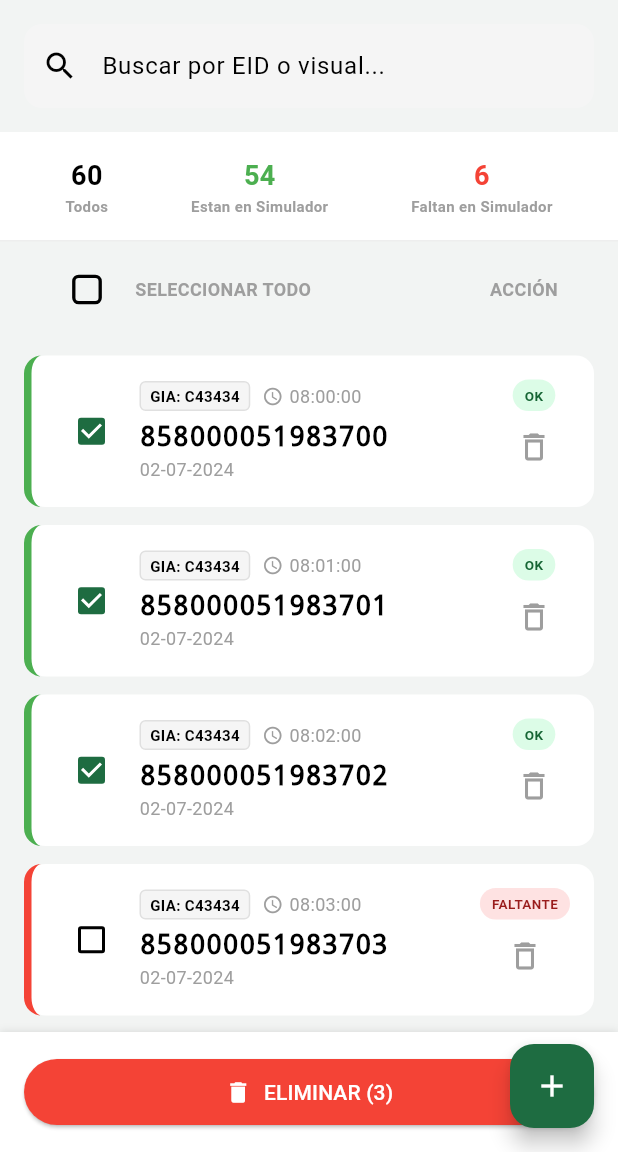
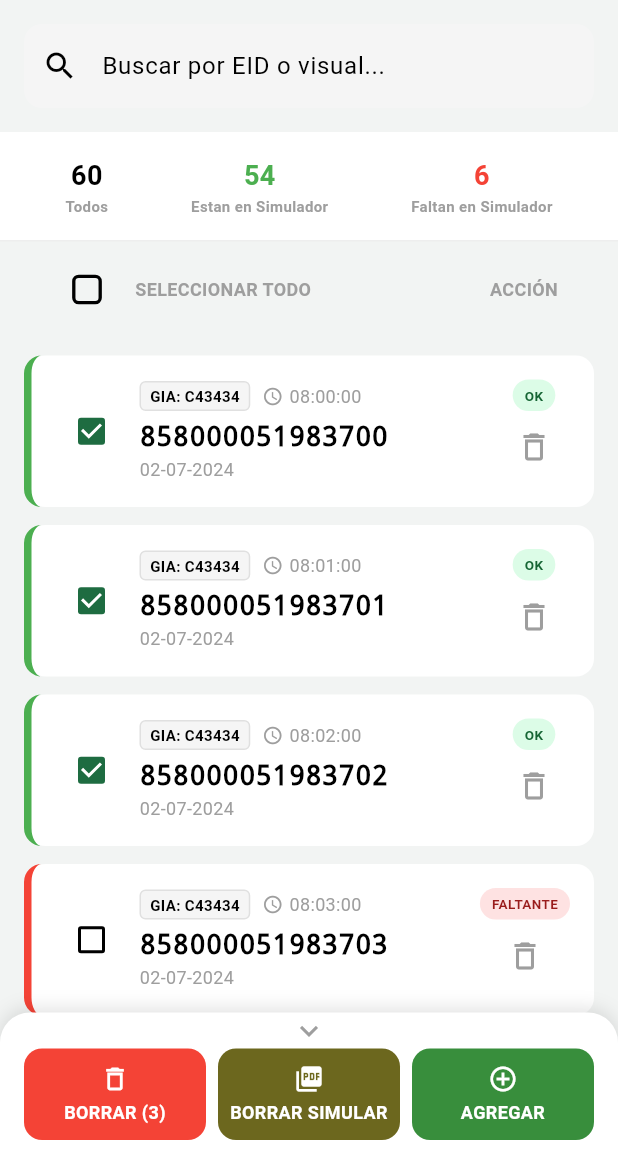
Before and after one commit to AryGimenez/FormatearCaravana, a Flutter app: the screen it shows after launch, on a phone screen of 412 x 824 dp, the part 84-1236 px from its top. Run offline on Flutter 3.47's test engine with Material 3 defaults, Android fonts, the light colour scheme and no system bars; our stand-ins replace csv, file_picker, share_plus; missing offline and left inert: syncfusion_flutter_pdf.

Commit message:
bueno ya agrege la parte visual de los botones flata agregar la logica para que funcionen

```diff
--- a/fonten_flutter/lib/core/theme/app_colors.dart
+++ /dev/null
@@ -1,36 +0,0 @@
-// fonten_flutter/lib/core/theme/app_colors.dart
-
-/// Clase que define la paleta de colores centralizada para toda la aplicación.
-/// Todos los colores son constantes y estáticos para acceso global.
-/// Los colores se definen usando valores hexadecimales con el formato 0xFF seguido del código de color.
-library;
-
-import 'package:flutter/material.dart';
-
-class AppColors {
-  /// Colores primarios de la aplicación
-  /// Se usan principalmente para elementos destacados, botones y barras
-  /// primary: Azul principal usado en elementos interactivos y de énfasis
-  static const Color primary = Color(0xFF986d35);
-
-  /// secondary: Variante más oscura del color primario
-  static const Color secondary = Color(0xFF00a2d3);
-
-  /// Colores de fondo para diferentes capas y superficies
-  /// background: Color de fondo principal, blanco puro para máximo contraste
-  static const Color background = Colors.white; // Blanco puro
-  /// surfaceColor: Color para elementos elevados o tarjetas
-  static const Color surfaceColor = Color(0xFFF5F5F5); // Gris muy claro
-
-  /// Colores para texto y tipografía
-  /// textPrimary: Color principal para texto, casi negro para mejor legibilidad
-  static const Color textPrimary = Color(0xFF212121); // Gris muy oscuro
-  /// textSecondary: Color para texto menos importante o secundario
-  static const Color textSecondary = Color(0xFF757575); // Gris medio
-
-  /// Colores para estados y feedback
-  /// error: Color rojo usado para errores y alertas críticas
-  static const Color error = Color(0xFFD32F2F); // Material Red 700
-  /// success: Color verde usado para confirmaciones y éxito
-  static const Color success = Color(0xFF388E3C); // Material Green 700
-}
--- a/fonten_flutter/lib/core/theme/app_text_styles.dart
+++ /dev/null
@@ -1,51 +0,0 @@
-// lib/core/theme/apptextstyles.dart
-
-/// Clase que define los estilos de texto estandarizados para toda la aplicación.
-/// Proporciona un conjunto coherente de estilos tipográficos reutilizables.
-/// Todos los estilos son constantes y estáticos para garantizar consistencia.
-library;
-
-import 'package:flutter/material.dart';
-import 'app_colors.dart';
-
-class AppTextStyles {
-  /// Estilo para títulos principales (H1)
-  /// Usado en encabezados de pantalla y títulos importantes
-  /// Propiedades:
-  /// - Tamaño: 24px
-  /// - Peso: Bold
-  /// - Color: Color de texto principal definido en AppColors
-  static const TextStyle headline1 = TextStyle(
-    fontSize: 24,
-    fontWeight: FontWeight.bold,
-    color: AppColors.textPrimary,
-  );
-
-  /// Estilo para texto regular del cuerpo
-  /// Usado en párrafos y contenido principal
-  /// Propiedades:
-  /// - Tamaño: 16px
-  /// - Color: Color de texto principal definido en AppColors
-  static const TextStyle bodyText1 = TextStyle(
-    fontSize: 16,
-    color: AppColors.textPrimary,
-  );
-
-  /// Estilo específico para texto en botones
-  /// Usado en ElevatedButtons y TextButtons
-  /// Propiedades:
-  /// - Tamaño: 16px
-  /// - Peso: Medium (500)
-  /// - Color: Blanco para contraste en botones con fondo de color
-  static const TextStyle buttonText = TextStyle(
-    fontSize: 16,
-    fontWeight: FontWeight.w500,
-    color: Colors.white,
-  );
-
-  // Para añadir un nuevo estilo de texto:
-  // 1. Definir una nueva constante con TextStyle
-  // 2. Documentar su uso previsto
-  // 3. Especificar sus propiedades clave
-  // 4. Mantener la consistencia con los estilos existentes
-}
--- a/fonten_flutter/lib/core/theme/app_theme.dart
+++ b/fonten_flutter/lib/core/theme/app_theme.dart
@@ -3,6 +3,7 @@ import 'package:flutter/material.dart';
 class AppTheme {
   // Colores del diseño original (SNIG Connect)
   static const Color primary = Color(0xFF1e6c41);
+  static const Color secondary = Color.fromARGB(255, 108, 103, 30);
   static const Color primaryDark = Color(0xFF165a35);
   static const Color background = Color(0xFFf2f4f3);
   static const Color surface = Color(0xFFFFFFFF);
--- a/fonten_flutter/lib/screens/snig/snig_handler.dart
+++ b/fonten_flutter/lib/screens/snig/snig_handler.dart
@@ -32,6 +32,19 @@ class SnigHandler extends ChangeNotifier {
     _filteredCaravanas = List.from(_apiService
         .getListCaravanas); // Inicializar la lista filtrada con los datos del servicio
   }
+
+  /// Se encarga de indicar si se muestran las acciones de la barra inferior.
+  bool _showBottomActions = true;
+
+  /// Getters de showBottomActions
+  bool get showBottomActions => _showBottomActions;
+
+  /// Setters de showBottomActions
+  void toggleBottomActions() {
+    _showBottomActions = !_showBottomActions;
+    notifyListeners();
+  }
+
 
   /// Getters Caravanas Filtradas
   List<CaravanaModel> get caravanasFiltradas => _filteredCaravanas;
@@ -175,4 +188,7 @@ class SnigHandler extends ChangeNotifier {
     }
     notifyListeners();
   }
+
+
+
 }
--- a/fonten_flutter/lib/screens/snig/snig_screen.dart
+++ b/fonten_flutter/lib/screens/snig/snig_screen.dart
@@ -120,18 +120,21 @@ class _SnigScreenState extends State<SnigScreen> {
                     ),
             ),
 
-          // Botones eliminar Caravanas Seleccionadas (Solo aparecen si hay seleccionados)
-          if (handler.totalCaravanasSeleccionadas > 0)
-            _buildDeleteCaravanasButtons(handler),
+          // // Botones eliminar Caravanas Seleccionadas (Solo aparecen si hay seleccionados)
+          // if (handler.totalCaravanasSeleccionadas > 0)
+          //   _buildDeleteCaravanasButtons(handler),
         ],
       ),
 
-      // 4. BOTÓN FLOTANTE - AGREGAR NUEVA CARAVANA <!> Tengo que arreglarlo y implementar el mentodo cuando termine la interfas
-      floatingActionButton: FloatingActionButton(
-        backgroundColor: AppTheme.primary,
-        child: const Icon(Icons.add, color: Colors.white),
-        onPressed: () {},
-      ),
+      // // 4. BOTÓN FLOTANTE - AGREGAR NUEVA CARAVANA <!> Tengo que arreglarlo y implementar el mentodo cuando termine la interfas
+      // floatingActionButton: FloatingActionButton(
+      //   backgroundColor: AppTheme.primary,
+      //   child: const Icon(Icons.add, color: Colors.white),
+      //   onPressed: () {},
+      // ),
+
+      // Barra de acciones
+      bottomNavigationBar: _buildTripleActionBar(handler),
     );
   }
 
@@ -169,30 +172,6 @@ class _SnigScreenState extends State<SnigScreen> {
     );
   }
 
-  Widget _buildDeleteCaravanasButtons(SnigHandler handler) {
-    return Container(
-      padding: const EdgeInsets.all(16),
-      decoration: const BoxDecoration(
-          color: Colors.white,
-          boxShadow: [BoxShadow(color: Colors.black12, blurRadius: 4)]),
-      child: Row(
-        children: [
-          Expanded(
-            //<!> Boton elminiar lo seleccionado arreglar
-            child: ElevatedButton.icon(
-              onPressed: () => handler.eliminarSeleccionadas(),
-              icon: const Icon(Icons.delete, color: Colors.white),
-              label: Text("ELIMINAR (${handler.totalCaravanasSeleccionadas})",
-                  style: const TextStyle(color: Colors.white)),
-              style: ElevatedButton.styleFrom(
-                  backgroundColor: Colors.red,
-                  padding: const EdgeInsets.symmetric(vertical: 12)),
-            ),
-          ),
-        ],
-      ),
-    );
-  }
 
   Widget _buildSelectAllHeader(SnigHandler handler) {
     // Ajustamos el padding para alinear con el contenido de las tarjetas
@@ -200,7 +179,11 @@ class _SnigScreenState extends State<SnigScreen> {
     // Pero visualmente 32-36 suele quedar bien.
     return Padding(
       padding:
-          const EdgeInsets.only(left: 34.0, right: 32.0, top: 8.0, bottom: 4.0),
+          const EdgeInsets.only(
+            left: 34.0,
+            right: 32.0,
+            top: 8.0,
+            bottom: 4.0),
       child: Row(
         children: [
           // Checkbox alineado con el de los items
@@ -241,4 +224,143 @@ class _SnigScreenState extends State<SnigScreen> {
       ),
     );
   }
+
+  /// Construye la barra de acciones principal ubicada en la parte inferior de la pantalla.
+  ///
+  /// Esta barra centraliza las tres operaciones críticas del flujo de trabajo en el tubo:
+  /// 1. **Eliminar**: Acción destructiva para remover caravanas seleccionadas (contextual).
+  /// 2. **Simular**: Acción de comparación contra archivos externos (PDF/TXT).
+  /// 3. **Agregar**: Acción manual para registrar nuevos animales.
+  ///
+  /// El diseño es colapsable mediante [handler.showBottomActions], permitiendo al
+  /// operario maximizar el área de visualización de la lista cuando sea necesario.
+  Widget _buildTripleActionBar(SnigHandler handler) {
+    // 1. Obtenemos cuánto mide la barra del sistema (en Web es 0, en móvil varía)
+    final double bottomPadding = MediaQuery.of(context).padding.bottom;
+
+    // 2. Calculamos las alturas sumando ese padding
+    final double expandedHeight = 93 + bottomPadding;
+    final double collapsedHeight = 40 + bottomPadding;
+
+    return AnimatedContainer(
+      duration: const Duration(milliseconds: 300), // Tiempo de la transición (suave para el usuario)
+      height: handler.showBottomActions ?
+        expandedHeight : // Si es true, la algura menu desplegado
+        collapsedHeight, // Si es false, menu colapsado
+      curve: Curves.easeInOut, // Curva de animación <!> Esto no lo entiendo
+      decoration: BoxDecoration(
+        color: Colors.white, // Fondo blanco para contraste con la lista
+        boxShadow: [ // Sombra sutil para dar efecto de elevación
+          BoxShadow(
+            color: Colors.black12, // Sombra sutil para dar efecto de elevación
+            blurRadius: 10, // Desenfoque de la sombra
+            offset: Offset(0, -2) // Desplazamiento de la sombra
+          )
+        ],
+        borderRadius: const BorderRadius.vertical(top: Radius.circular(20)), // Bordes redondeados
+      ),
+      child: Column(
+        mainAxisSize: MainAxisSize.min,
+        children: [
+            // 1. TIRADOR / BOTÓN PARA COLAPSAR
+          GestureDetector(
+            onTap: () => handler.toggleBottomActions(), // Cambia el estado de visibilidad
+            child: Container(
+              width: double.infinity, // Ancho completo
+              color: Colors.transparent, // Para que sea fácil de tocar
+              child: Icon(
+                handler.showBottomActions ?
+                  Icons.keyboard_arrow_down : // Flecha hacia abajo si está expandido
+                  Icons.keyboard_arrow_up, // Flecha hacia arriba si está colapsado
+                color: Colors.grey, // Color gris para el icono
+              ),
+            ),
+          ),
+
+        // 2. LOS 3 BOTONES (Solo visibles si está expandido)
+        if (handler.showBottomActions)
+          Padding(
+            padding: const EdgeInsets.fromLTRB(
+              16, // Padding izquierdo
+              0, // Padding superior
+              16, // Padding derecho
+              5 // Padding inferior
+              ),
+            child: Row(
+              children: [
+                // IZQUIERDA: ELIMINAR
+                _buildBottomButton(
+                  label: "BORRAR (${handler.totalCaravanasSeleccionadas})",
+                  icon: Icons.delete_outline,
+                  color: handler.totalCaravanasSeleccionadas > 0 ? Colors.red : Colors.grey[300]!,
+                  onTap: handler.totalCaravanasSeleccionadas > 0
+                      ? () => handler.eliminarSeleccionadas()
+                      : null,
+                ),
+                const SizedBox(width: 8),
+
+                // MEDIO: SIMULAR
+                _buildBottomButton(
+                  label: "BORRAR SIMULAR",
+                  icon: Icons.picture_as_pdf,
+                  color: AppTheme.secondary,
+                  onTap: null
+                ),
+                const SizedBox(width: 8),
+
+                // DERECHA: AGREGAR
+                _buildBottomButton(
+                  label: "AGREGAR",
+                  icon: Icons.add_circle_outline,
+                  color: Colors.green[700]!,
+                  onTap: null
+                ),
+              ],
+            ),
+          ),
+      ],
+    ),
+  );
 }
+
+
+// Widget auxiliar para los botones de la barra
+Widget _buildBottomButton({
+  required String label,
+  required IconData icon,
+  required Color color,
+  required VoidCallback? onTap,
+}) {
+  return Expanded(
+    child: InkWell(
+      onTap: onTap,
+      child: Container(
+        padding: const EdgeInsets.symmetric(vertical: 10),
+        decoration: BoxDecoration(
+          color: color,
+          borderRadius: BorderRadius.circular(12),
+        ),
+        child: Column(
+          mainAxisSize: MainAxisSize.min,
+          children: [
+            Icon(icon, color: Colors.white, size: 20),
+            const SizedBox(height: 4),
+            Text(
+              label,
+              textAlign: TextAlign.center,
+              style: const TextStyle(
+                color: Colors.white,
+                fontSize: 12,
+                fontWeight: FontWeight.bold),
+            ),
+          ],
+        ),
+      ),
+    ),
+  );
+}
+
+
+
+
+}
--- a/fonten_flutter/lib/services/pdf-simulador_service.dart
+++ b/fonten_flutter/lib/services/pdf-simulador_service.dart
@@ -9,9 +9,15 @@ import 'package:fonten_flutter/models/caravana_models.dart';
 import 'package:syncfusion_flutter_pdf/pdf.dart';
 
 mixin PdfSimuladorService on BaseService {
+  /// Indica si se está cargando un simulador
+  bool _isLoading = false; // Determina que se cargo un simulador
+
+  /// Indica si se está cargando un simulador
+  bool get isLoading => _isLoading;
 
 
- Future<List<CaravanaModel>> pickAndParseSimuladorPDF() async {
+
+  Future<List<CaravanaModel>> pickAndParseSimuladorPDF() async {
     try {
       // Seleccionar el archivo
       FilePickerResult? result = await FilePicker.platform.pickFiles(
@@ -46,8 +52,8 @@ mixin PdfSimuladorService on BaseService {
   }
 
 
-  //<!> Revisar codio cuando vlaide el model para que solo asepte el fomatio apropiado
-   Future<List<CaravanaModel>> _importSimuladorPDF(List<String> pListCaravansSimulador, List<CaravanaModel> pLisCaravanas ) async {
+
+  List<CaravanaModel> _importSimuladorPDF(List<String> pListCaravansSimulador, List<CaravanaModel> pLisCaravanas ) {
 
     // Comparamos y marcamos
     // Recorremos la lista de objetos que ya tenemos (la lectura del campo)
@@ -62,6 +68,7 @@ mixin PdfSimuladorService on BaseService {
       } else {
         // Si NO está en el PDF, es una de las que "no pertenecen" o tienen problemas
         caravanaLectura.esOk = false;
+        _isLoading = true;
       }
 
     }
@@ -70,9 +77,17 @@ mixin PdfSimuladorService on BaseService {
     return pLisCaravanas;
   }
 
+  List<CaravanaModel> descargarSimulador(){
+    for (CaravanaModel xCaravana in listCaravanas) {
+      xCaravana.esOk = true;
+    }
+    _isLoading = false;
+    return listCaravanas;
+  }
+
   Future<List<String>> _leerCaravanasPDF(List<int> bytes) async {
 
-    List<String> caravanasEncontradas = [];
+  List<String> caravanasEncontradas = [];
 
     try {
 
```
